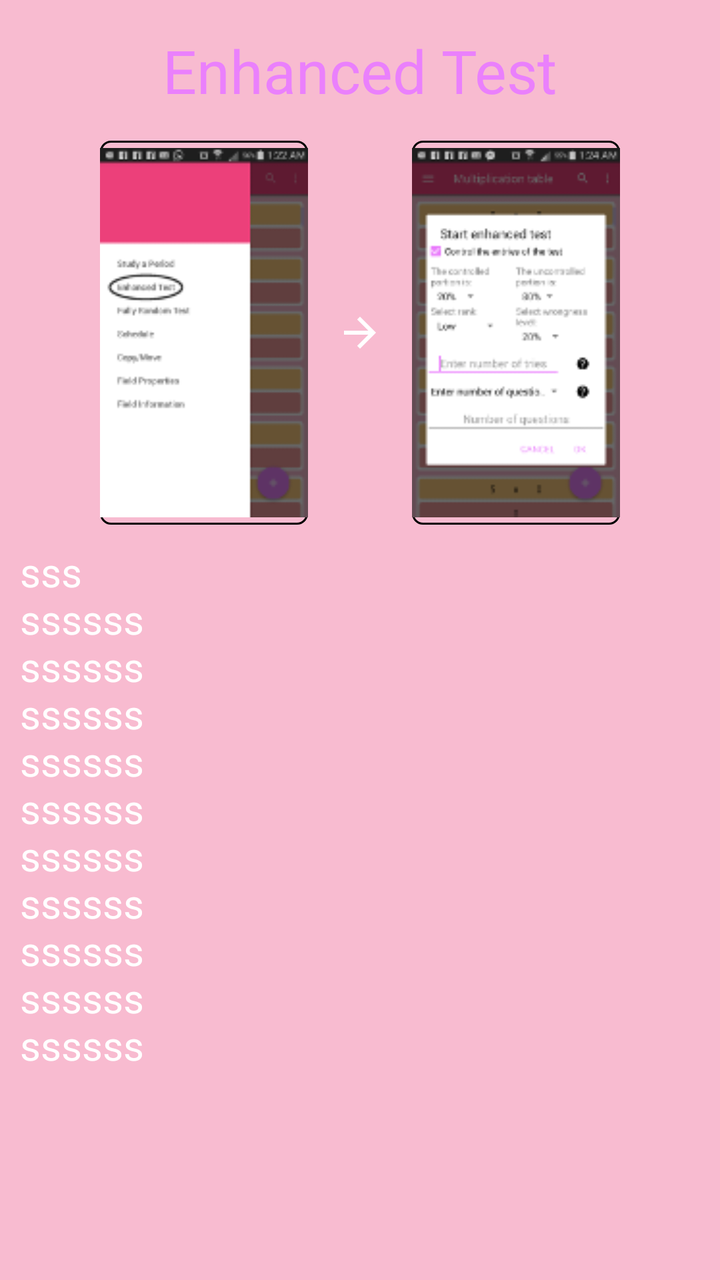
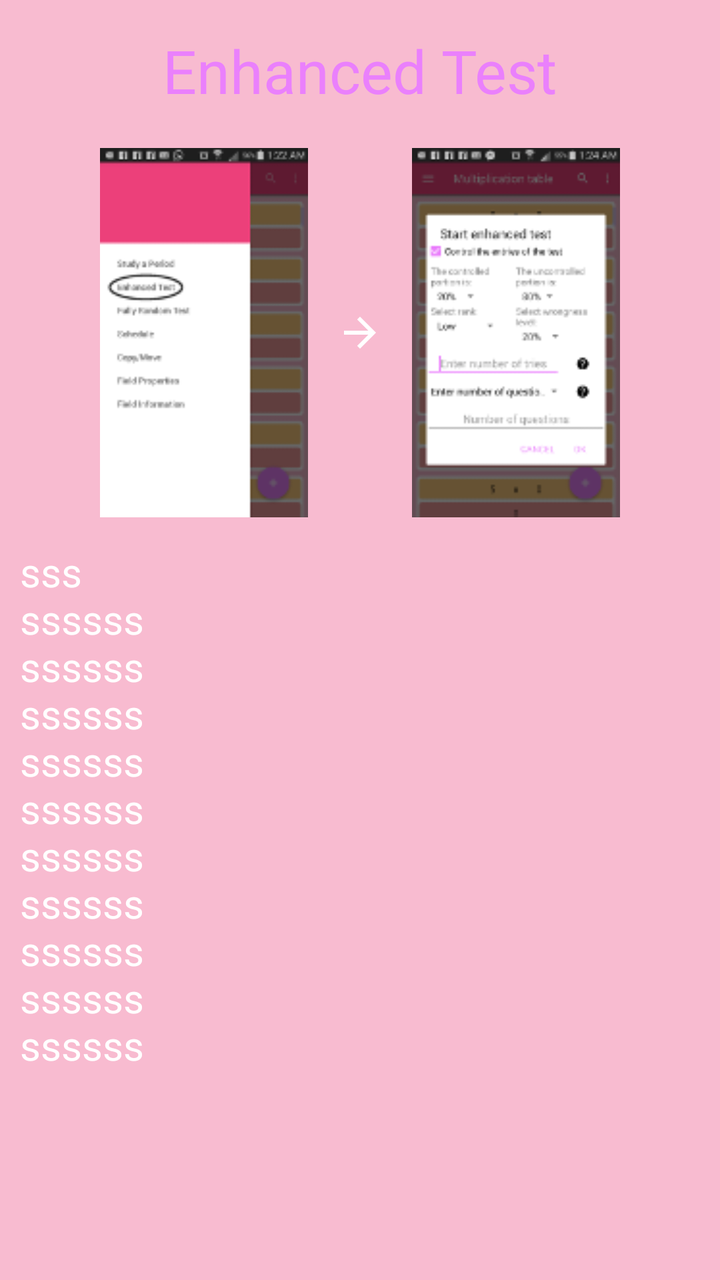

Compare the two renders of this Android layout. The source of the first and the diff that turns it into the second are given below.
<!-- AndroidManifest.xml: application theme MyMaterialTheme -->
<!-- res/layout/intro_enhanced_test.xml -->
<?xml version="1.0" encoding="utf-8"?>
<LinearLayout xmlns:android="http://schemas.android.com/apk/res/android"
    android:layout_width="match_parent" android:layout_height="match_parent"
    android:orientation="vertical">

    <TextView
        android:layout_width="wrap_content"
        android:layout_height="wrap_content"
        android:text="@string/enhanced_test"
        android:textSize="30sp"
        android:padding="5dp"
        android:layout_margin="10dp"
        android:id="@+id/textView"
        android:textColor="@color/colorAccent"
        android:layout_gravity="center"/>

    <LinearLayout
        android:layout_width="match_parent"
        android:layout_height="wrap_content">

        <ImageView
            android:layout_width="0dp"
            android:layout_height="wrap_content"
            android:layout_weight="1"
            android:src="@drawable/intro_enhanced_test"
            android:id="@+id/imageView2"
            android:layout_marginStart="50dp"
            android:background="@drawable/text_bordered"
            />

       <ImageView
           android:layout_width="0dp"
           android:layout_height="wrap_content"
           android:layout_weight="0.5"
           android:layout_gravity="center"
           android:src="@drawable/intro_arrow"/>

        <ImageView
            android:layout_width="0dp"
            android:layout_height="wrap_content"
            android:layout_weight="1"
            android:src="@drawable/intro_enhanced_test_dialog"
            android:layout_marginEnd="50dp"
            android:background="@drawable/text_bordered"
            />
    </LinearLayout>
    <EditText
        android:layout_width="match_parent"
        android:layout_height="280dp"
        android:textSize="20sp"
        android:textColor="@color/white_color"
        android:focusable="false"
        android:cursorVisible="false"
        android:background="@null"
        android:layout_margin="5dp"
        android:padding="5dp"
        android:text="sss\nssssss\nssssss\nssssss\nssssss\nssssss\nssssss\nssssss\nssssss\nssssss\nssssss\nssssss\nssssss\nssssss\nsss"/>

</LinearLayout>
<!-- resources referenced by this layout -->
<resources>
  <color name="colorAccent">#EA80FC</color>
  <color name="white_color">#FFFFFF</color>
  <!-- drawable intro_arrow: png bitmap (drawable-ar-hdpi, 148 bytes) -->
  <!-- drawable intro_enhanced_test: png bitmap (drawable, 7173 bytes) -->
  <!-- drawable intro_enhanced_test_dialog: png bitmap (drawable, 11833 bytes) -->
  <!-- drawable text_bordered (drawable) -->
  <shape xmlns:android="http://schemas.android.com/apk/res/android"
      android:thickness="5dp"
      android:shape="rectangle">
      <stroke android:width="1dp"
          android:color="@android:color/black"/>
      <corners android:radius="5dp" />
      <gradient
          android:startColor="@android:color/transparent"
          android:endColor="@android:color/transparent"
          android:type="linear"
          android:angle="270"/>
  </shape>
  <string name="enhanced_test">Enhanced Test</string>
  <style name="MyMaterialTheme" parent="MyMaterialTheme.Base">
  
      </style>
  <style name="MyMaterialTheme.Base" parent="Theme.AppCompat.Light.DarkActionBar">
          <item name="windowNoTitle">true</item>
          <item name="windowActionBar">false</item>
          <item name="colorPrimary">@color/colorPrimary</item>
          <item name="colorPrimaryDark">@color/colorPrimaryDark</item>
          <item name="colorAccent">@color/colorAccent</item>
          <item name="android:windowBackground">@color/windowBackground</item>
      </style>
  <color name="colorPrimary">#EC407A</color>
  <color name="colorPrimaryDark">#AD1457</color>
  <color name="windowBackground">#F8BBD0</color>
</resources>

<!-- the commit's change to res/layout/intro_enhanced_test.xml (unified diff, before → after) -->
@@ -22,10 +22,10 @@
             android:layout_width="0dp"
             android:layout_height="wrap_content"
             android:layout_weight="1"
-            android:src="@drawable/intro_enhanced_test"
-            android:id="@+id/imageView2"
+            android:src="@drawable/intro_enhanced_test_scaled15"
+            android:id="@+id/enhanced_test"
             android:layout_marginStart="50dp"
-            android:background="@drawable/text_bordered"
+            android:onClick="introImageClicked"
             />
 
        <ImageView
@@ -36,12 +36,13 @@
            android:src="@drawable/intro_arrow"/>
 
         <ImageView
+            android:id="@+id/enhanced_test_dialog"
             android:layout_width="0dp"
             android:layout_height="wrap_content"
             android:layout_weight="1"
-            android:src="@drawable/intro_enhanced_test_dialog"
+            android:src="@drawable/intro_enhanced_test_dialog_scaled15"
             android:layout_marginEnd="50dp"
-            android:background="@drawable/text_bordered"
+            android:onClick="introImageClicked"
             />
     </LinearLayout>
     <EditText
<!-- resource entries referenced after the edit -->
@@ -3,21 +3,8 @@
   <color name="colorAccent">#EA80FC</color>
   <color name="white_color">#FFFFFF</color>
   <!-- drawable intro_arrow: png bitmap (drawable-ar-hdpi, 148 bytes) -->
-  <!-- drawable intro_enhanced_test: png bitmap (drawable, 7173 bytes) -->
-  <!-- drawable intro_enhanced_test_dialog: png bitmap (drawable, 11833 bytes) -->
-  <!-- drawable text_bordered (drawable) -->
-  <shape xmlns:android="http://schemas.android.com/apk/res/android"
-      android:thickness="5dp"
-      android:shape="rectangle">
-      <stroke android:width="1dp"
-          android:color="@android:color/black"/>
-      <corners android:radius="5dp" />
-      <gradient
-          android:startColor="@android:color/transparent"
-          android:endColor="@android:color/transparent"
-          android:type="linear"
-          android:angle="270"/>
-  </shape>
+  <!-- drawable intro_enhanced_test_dialog_scaled15: png bitmap (drawable, 11833 bytes) -->
+  <!-- drawable intro_enhanced_test_scaled15: png bitmap (drawable, 7173 bytes) -->
   <string name="enhanced_test">Enhanced Test</string>
   <style name="MyMaterialTheme" parent="MyMaterialTheme.Base">
   
